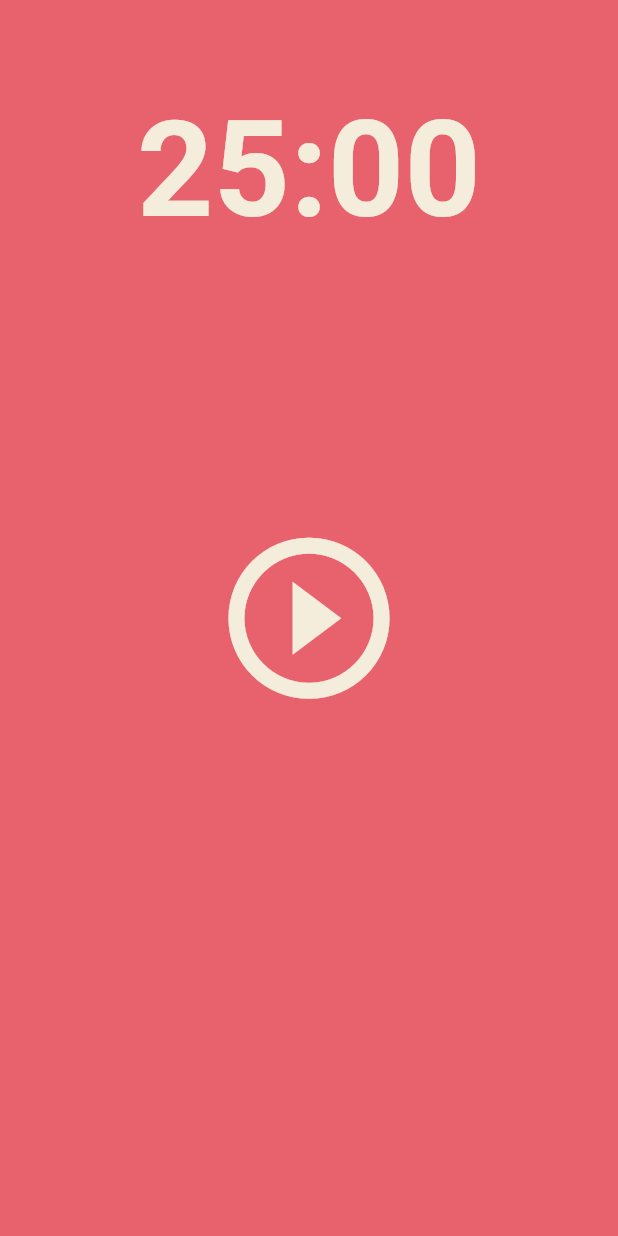
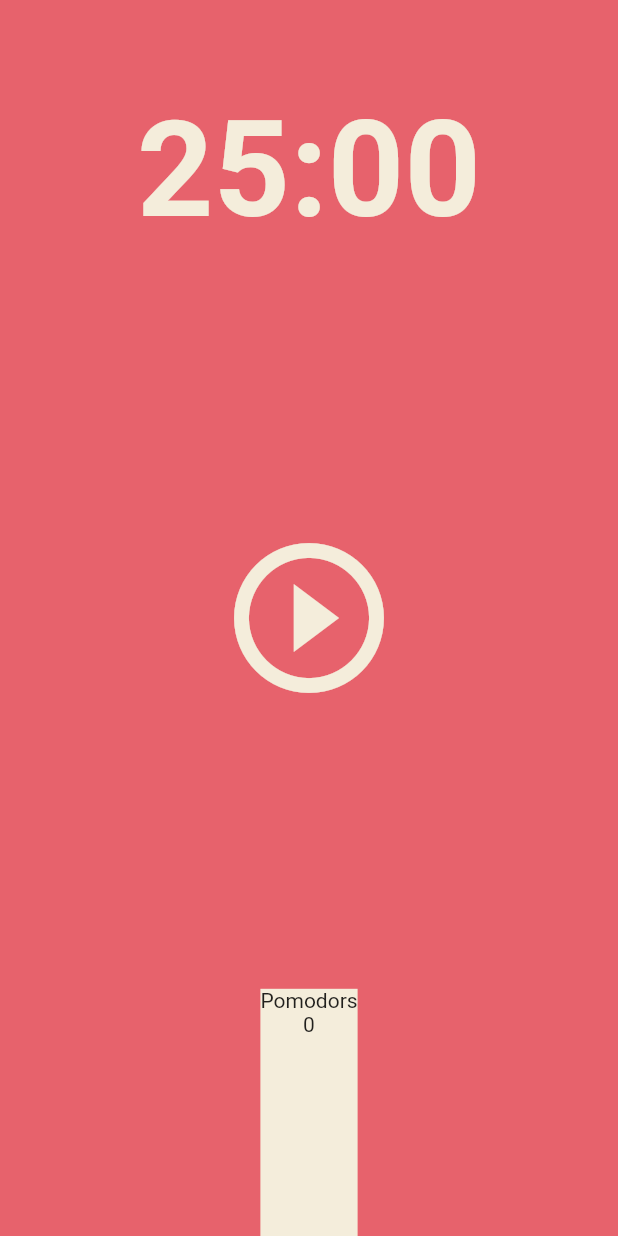
Before and after one commit to Myoungmin/flutter_pomodoro_app, a Flutter app: the screen it shows after launch, on a phone screen of 412 x 824 dp. Run offline on Flutter 3.47's test engine with Material 2 defaults, Android fonts, the phone set to English and light mode, and no system bars.

Commit message:
최하단 Flexible에 텍스트 추가

```diff
--- a/lib/screens/home_screen.dart
+++ b/lib/screens/home_screen.dart
@@ -32,7 +32,7 @@ class _HomeScreenState extends State<HomeScreen> {
             flex: 3,
             child: Center(
               child: IconButton(
-                  iconSize: 129,
+                  iconSize: 120,
                   color: Theme.of(context).cardColor,
                   onPressed: () {},
                   icon: const Icon(Icons.play_circle_outline)),
@@ -40,7 +40,17 @@ class _HomeScreenState extends State<HomeScreen> {
           ),
           Flexible(
             flex: 1,
-            child: Container(),
+            child: Container(
+              decoration: BoxDecoration(
+                color: Theme.of(context).cardColor,
+              ),
+              child: Column(
+                children: const [
+                  Text('Pomodors'),
+                  Text('0'),
+                ],
+              ),
+            ),
           ),
         ],
       ),
```
